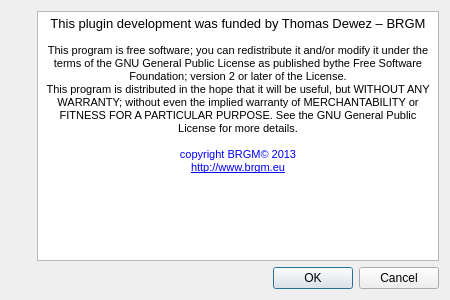
The window that ui/disclaimerDlg.ui (jatestrella/CloudCompare-qTracer) describes before a commit, drawn with Qt 5.
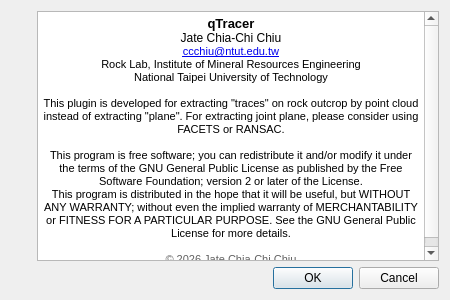
The same window after the commit. Icons and pictures are not drawn.

```diff
--- a/ui/disclaimerDlg.ui
+++ b/ui/disclaimerDlg.ui
@@ -59,14 +59,18 @@
 &lt;html&gt;&lt;head&gt;&lt;meta name=&quot;qrichtext&quot; content=&quot;1&quot; /&gt;&lt;style type=&quot;text/css&quot;&gt;
 p, li { white-space: pre-wrap; }
 &lt;/style&gt;&lt;/head&gt;&lt;body style=&quot; font-family:'MS Shell Dlg 2'; font-size:8.25pt; font-weight:400; font-style:normal;&quot;&gt;
-&lt;p align=&quot;center&quot; style=&quot; margin-top:0px; margin-bottom:0px; margin-left:0px; margin-right:0px; -qt-block-indent:0; text-indent:0px;&quot;&gt;&lt;span style=&quot; font-size:10pt;&quot;&gt;This plugin development was funded by Thomas Dewez – BRGM&lt;/span&gt;&lt;/p&gt;
+&lt;p align=&quot;center&quot; style=&quot; margin-top:0px; margin-bottom:0px; margin-left:0px; margin-right:0px; -qt-block-indent:0; text-indent:0px;&quot;&gt;&lt;span style=&quot; font-size:10pt; font-weight:600;&quot;&gt;qTracer&lt;/span&gt;&lt;/p&gt;
+&lt;p align=&quot;center&quot; style=&quot; margin-top:0px; margin-bottom:0px; margin-left:0px; margin-right:0px; -qt-block-indent:0; text-indent:0px;&quot;&gt;&lt;span style=&quot; font-size:9pt;&quot;&gt;Jate Chia-Chi Chiu&lt;/span&gt;&lt;/p&gt;
+&lt;p align=&quot;center&quot; style=&quot; margin-top:0px; margin-bottom:0px; margin-left:0px; margin-right:0px; -qt-block-indent:0; text-indent:0px;&quot;&gt;&lt;a href=&quot;mailto:ccchiu@ntut.edu.tw&quot;&gt;&lt;span style=&quot; font-size:8pt; text-decoration: underline; color:#0000ee;&quot;&gt;ccchiu@ntut.edu.tw&lt;/span&gt;&lt;/a&gt;&lt;/p&gt;
+&lt;p align=&quot;center&quot; style=&quot; margin-top:0px; margin-bottom:0px; margin-left:0px; margin-right:0px; -qt-block-indent:0; text-indent:0px;&quot;&gt;&lt;span style=&quot; font-size:8pt;&quot;&gt;Rock Lab, Institute of Mineral Resources Engineering&lt;/span&gt;&lt;/p&gt;
+&lt;p align=&quot;center&quot; style=&quot; margin-top:0px; margin-bottom:0px; margin-left:0px; margin-right:0px; -qt-block-indent:0; text-indent:0px;&quot;&gt;&lt;span style=&quot; font-size:8pt;&quot;&gt;National Taipei University of Technology&lt;/span&gt;&lt;/p&gt;
 &lt;p align=&quot;center&quot; style=&quot;-qt-paragraph-type:empty; margin-top:0px; margin-bottom:0px; margin-left:0px; margin-right:0px; -qt-block-indent:0; text-indent:0px; font-size:8pt;&quot;&gt;&lt;br /&gt;&lt;/p&gt;
-&lt;p align=&quot;center&quot; style=&quot; margin-top:0px; margin-bottom:0px; margin-left:0px; margin-right:0px; -qt-block-indent:0; text-indent:0px;&quot;&gt;&lt;span style=&quot; font-size:8pt;&quot;&gt;This program is free software; you can redistribute it and/or modify it under the terms of the GNU General Public License as published bythe Free Software Foundation; version 2 or later of the License.&lt;/span&gt;&lt;/p&gt;
+&lt;p align=&quot;center&quot; style=&quot; margin-top:0px; margin-bottom:0px; margin-left:0px; margin-right:0px; -qt-block-indent:0; text-indent:0px;&quot;&gt;&lt;span style=&quot; font-size:8pt;&quot;&gt;This plugin is developed for extracting &amp;quot;traces&amp;quot; on rock outcrop by point cloud instead of extracting &amp;quot;plane&amp;quot;. For extracting joint plane, please consider using FACETS or RANSAC.&lt;/span&gt;&lt;/p&gt;
+&lt;p align=&quot;center&quot; style=&quot;-qt-paragraph-type:empty; margin-top:0px; margin-bottom:0px; margin-left:0px; margin-right:0px; -qt-block-indent:0; text-indent:0px; font-size:8pt;&quot;&gt;&lt;br /&gt;&lt;/p&gt;
+&lt;p align=&quot;center&quot; style=&quot; margin-top:0px; margin-bottom:0px; margin-left:0px; margin-right:0px; -qt-block-indent:0; text-indent:0px;&quot;&gt;&lt;span style=&quot; font-size:8pt;&quot;&gt;This program is free software; you can redistribute it and/or modify it under the terms of the GNU General Public License as published by the Free Software Foundation; version 2 or later of the License.&lt;/span&gt;&lt;/p&gt;
 &lt;p align=&quot;center&quot; style=&quot; margin-top:0px; margin-bottom:0px; margin-left:0px; margin-right:0px; -qt-block-indent:0; text-indent:0px;&quot;&gt;&lt;span style=&quot; font-size:8pt;&quot;&gt;This program is distributed in the hope that it will be useful, but WITHOUT ANY WARRANTY; without even the implied warranty of MERCHANTABILITY or FITNESS FOR A PARTICULAR PURPOSE. See the GNU General Public License for more details.&lt;/span&gt;&lt;/p&gt;
 &lt;p align=&quot;center&quot; style=&quot;-qt-paragraph-type:empty; margin-top:0px; margin-bottom:0px; margin-left:0px; margin-right:0px; -qt-block-indent:0; text-indent:0px; font-size:8pt;&quot;&gt;&lt;br /&gt;&lt;/p&gt;
-&lt;p align=&quot;center&quot; style=&quot; margin-top:0px; margin-bottom:0px; margin-left:0px; margin-right:0px; -qt-block-indent:0; text-indent:0px;&quot;&gt;&lt;span style=&quot; font-size:8pt; color:#0000ff;&quot;&gt;copyright BRGM&lt;/span&gt;&lt;span style=&quot; font-family:'sans-serif'; font-size:8pt; color:#0000ff; background-color:#ffffff;&quot;&gt;©&lt;/span&gt;&lt;span style=&quot; font-size:8pt; color:#0000ff;&quot;&gt; 2013&lt;/span&gt;&lt;/p&gt;
-&lt;p align=&quot;center&quot; style=&quot; margin-top:0px; margin-bottom:0px; margin-left:0px; margin-right:0px; -qt-block-indent:0; text-indent:0px;&quot;&gt;&lt;a href=&quot;http://www.brgm.eu/&quot;&gt;&lt;span style=&quot; font-size:8pt; text-decoration: underline; color:#0000ff;&quot;&gt;http://www.brgm.eu&lt;/span&gt;&lt;/a&gt;&lt;/p&gt;
-&lt;p style=&quot;-qt-paragraph-type:empty; margin-top:0px; margin-bottom:0px; margin-left:0px; margin-right:0px; -qt-block-indent:0; text-indent:0px; font-size:8pt;&quot;&gt;&lt;br /&gt;&lt;/p&gt;&lt;/body&gt;&lt;/html&gt;</string>
+&lt;p align=&quot;center&quot; style=&quot; margin-top:0px; margin-bottom:0px; margin-left:0px; margin-right:0px; -qt-block-indent:0; text-indent:0px;&quot;&gt;&lt;span style=&quot; font-size:8pt; color:#606060;&quot;&gt;© 2026 Jate Chia-Chi Chiu&lt;/span&gt;&lt;/p&gt;&lt;/body&gt;&lt;/html&gt;</string>
        </property>
       </widget>
      </item>
```
Left out of the diff: 4 changed lines with no effect on the pictures.
